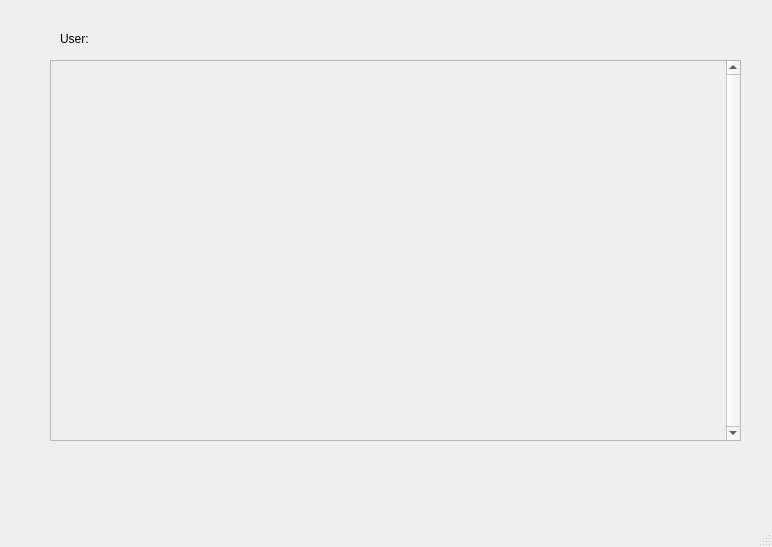
First picture: the form in View/userview.ui, repository JakobHallin/metodikProjekt, before the edit.
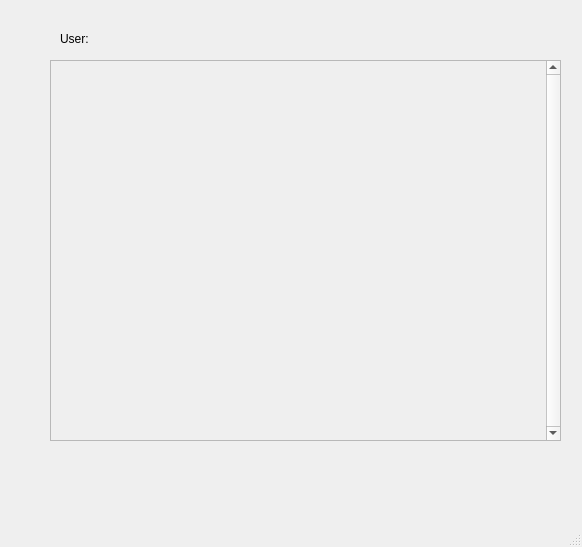
Second picture: the form after the edit.

```diff
--- a/View/userview.ui
+++ b/View/userview.ui
@@ -6,7 +6,7 @@
    <rect>
     <x>0</x>
     <y>0</y>
-    <width>772</width>
+    <width>582</width>
     <height>547</height>
    </rect>
   </property>
@@ -32,7 +32,7 @@
      <rect>
       <x>50</x>
       <y>60</y>
-      <width>691</width>
+      <width>511</width>
       <height>381</height>
      </rect>
     </property>
@@ -50,7 +50,7 @@
       <rect>
        <x>0</x>
        <y>0</y>
-       <width>675</width>
+       <width>495</width>
        <height>379</height>
       </rect>
      </property>
```
Left out of the diff: 2 changed lines with no effect on the pictures.
